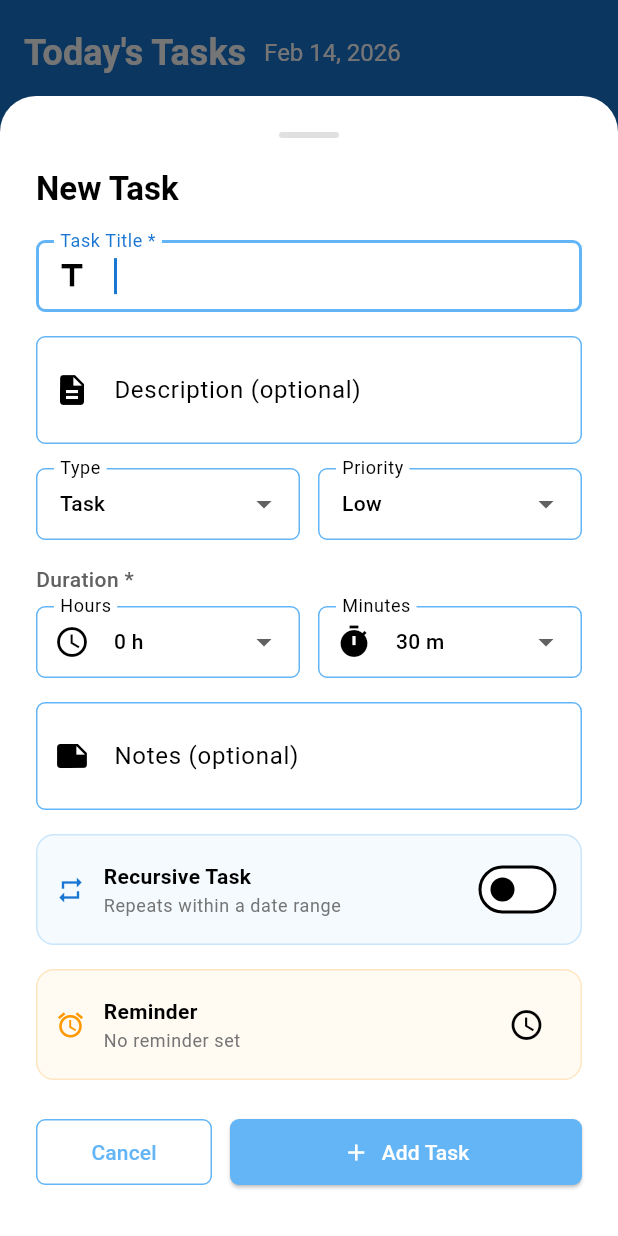
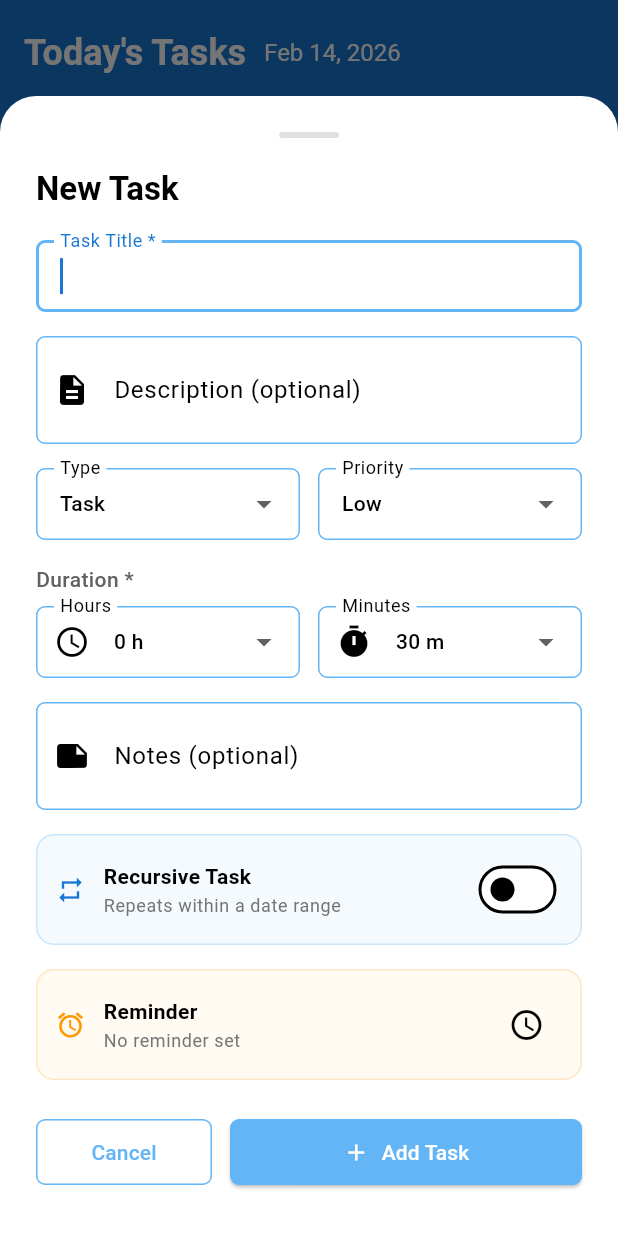
Before and after one commit to navi-04/TaskRelay, a Flutter app: the DailyTaskScreen screen opened directly, after a tap on "Add Task", on a phone screen of 412 x 824 dp. Run offline on Flutter 3.47's test engine with Material 3 defaults, Android fonts, the phone set to English and light mode, and no system bars; our stand-ins replace equatable, flutter_local_notifications, flutter_riverpod, hive, hive_flutter, table_calendar and 1 more; accounts and stored records are empty.

Commit message:
style update

```diff
--- a/lib/presentation/screens/dashboard/daily_task_screen.dart
+++ b/lib/presentation/screens/dashboard/daily_task_screen.dart
@@ -1423,7 +1423,6 @@ class _DailyTaskScreenState extends ConsumerState<DailyTaskScreen> with SingleTi
                       controller: titleController,
                       decoration: const InputDecoration(
                         labelText: 'Task Title *',
-                        prefixIcon: Icon(Icons.title),
                       ),
                       validator: (value) {
                         if (value == null || value.trim().isEmpty) {
--- a/lib/presentation/screens/dashboard/task_detail_screen.dart
+++ b/lib/presentation/screens/dashboard/task_detail_screen.dart
@@ -299,7 +299,6 @@ class _TaskDetailScreenState extends ConsumerState<TaskDetailScreen> {
               controller: _titleController,
               decoration: const InputDecoration(
                 labelText: 'Task Title *',
-                prefixIcon: Icon(Icons.title),
               ),
               validator: (v) => (v == null || v.trim().isEmpty) ? 'Title is required' : null,
             ),
--- a/lib/presentation/screens/dashboard/tasks_by_type_screen.dart
+++ b/lib/presentation/screens/dashboard/tasks_by_type_screen.dart
@@ -485,7 +485,6 @@ class _TaskItem extends ConsumerWidget {
                       controller: titleController,
                       decoration: const InputDecoration(
                         labelText: 'Task Title *',
-                        prefixIcon: Icon(Icons.title),
                       ),
                       validator: (value) {
                         if (value == null || value.trim().isEmpty) {
--- a/lib/presentation/screens/main_navigation_screen.dart
+++ b/lib/presentation/screens/main_navigation_screen.dart
@@ -214,7 +214,6 @@ class _QuickAddTaskSheetState extends ConsumerState<QuickAddTaskSheet> {
                   controller: _titleController,
                   decoration: const InputDecoration(
                     labelText: 'Task Title *',
-                    prefixIcon: Icon(Icons.title),
                   ),
                   validator: (value) {
                     if (value == null || value.trim().isEmpty) {
```
